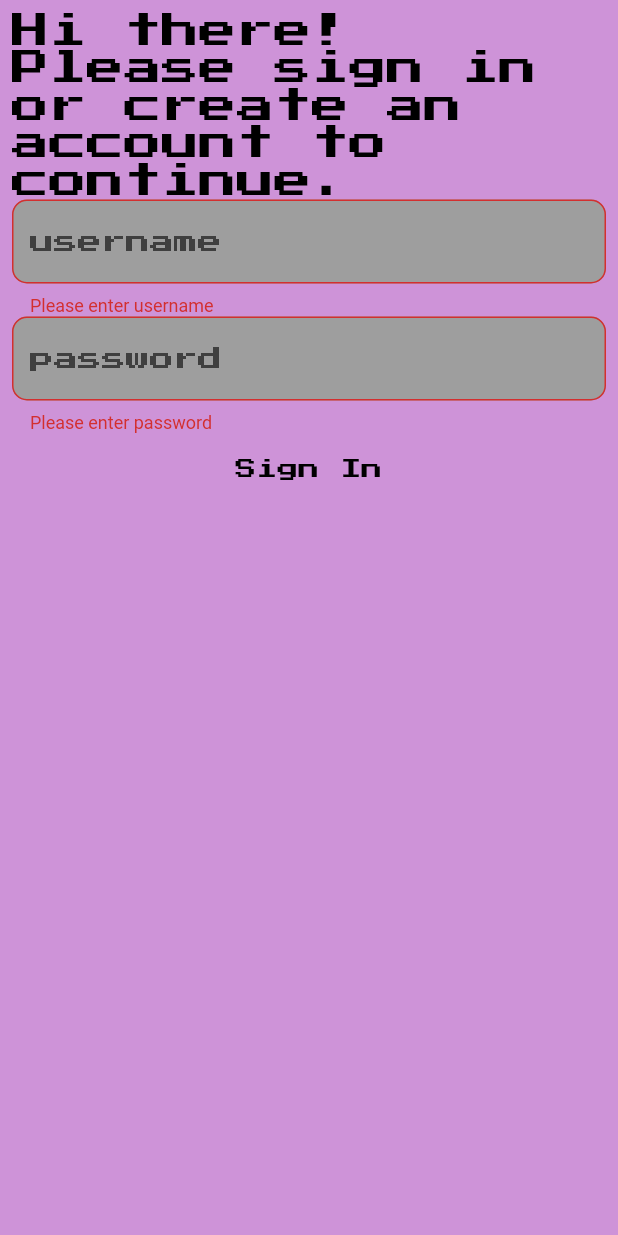
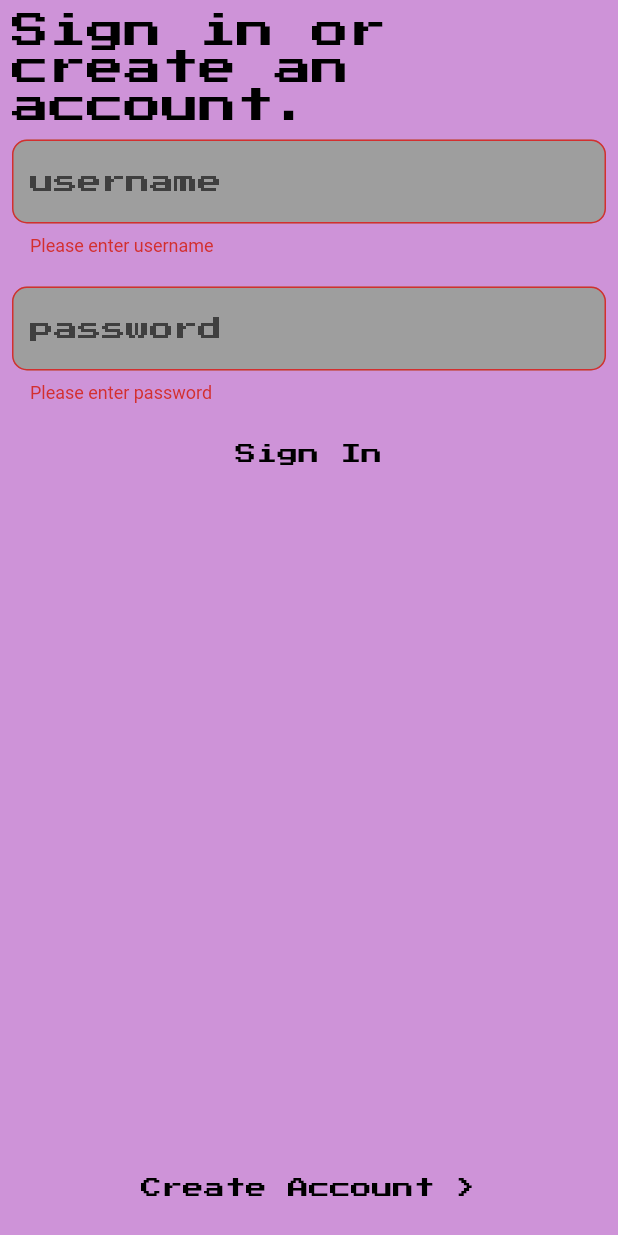
Before and after one commit to jamesecowell/needy-pet, a Flutter app: the SignIn screen opened directly, after a tap on "Sign In", on a phone screen of 412 x 824 dp. Run offline on Flutter 3.47's test engine with Material 2 defaults, Android fonts, the phone set to English and light mode, and no system bars; our stand-ins replace cloud_firestore; accounts and stored records are empty.

```diff
--- a/lib/SignIn.dart
+++ b/lib/SignIn.dart
@@ -29,7 +29,7 @@ class SignInFormState extends State<SignInForm> {
       child: Column(
         children: <Widget>[
           Text(
-            'Hi there! Please sign in or create an account to continue.',
+            'Sign in or create an account.',
             style: TextStyle(
                 fontFamily: 'PressStart2P',
                 color: Colors.black,
@@ -38,7 +38,9 @@ class SignInFormState extends State<SignInForm> {
           Form(
             key: _formKey,
             child: Column(children: <Widget>[
-              TextFormField(
+              Padding(
+                padding: const EdgeInsets.symmetric(vertical: 10.0),
+                child: TextFormField(
                   controller: usernameController,
                   decoration: InputDecoration(
                     border: OutlineInputBorder(
@@ -62,7 +64,10 @@ class SignInFormState extends State<SignInForm> {
                     return null;
                   },
                 ),
-              TextFormField(
+              ),
+              Padding(
+                padding: const EdgeInsets.symmetric(vertical: 10.0),
+                child: TextFormField(
                   controller: passwordController,
                   obscureText: true,
                   decoration: InputDecoration(
@@ -87,10 +92,12 @@ class SignInFormState extends State<SignInForm> {
                     return null;
                   },
                 ),
+              ),
               FlatButton(
                 onPressed: () {
                   if (_formKey.currentState.validate()) {
                     print('valid sign in');
+                    checkCredentials(usernameController, passwordController);
                   }
                 },
                 child: Text(
@@ -103,8 +110,25 @@ class SignInFormState extends State<SignInForm> {
               ),
             ]),
           ),
+          Spacer(),
+          FlatButton(
+            onPressed: () {
+              print('create account pressed');
+            },
+            child: Text(
+              'Create Account >',
+              style: TextStyle(
+                fontFamily: 'PressStart2P',
+                color: Colors.black,
+              ),
+            ),
+          ),
         ],
       ),
     );
   }
+
+  void checkCredentials(user, pass) {
+    print('checking credentials');
   }
+}
```
Lines whose indentation alone changed are shown as unchanged.
